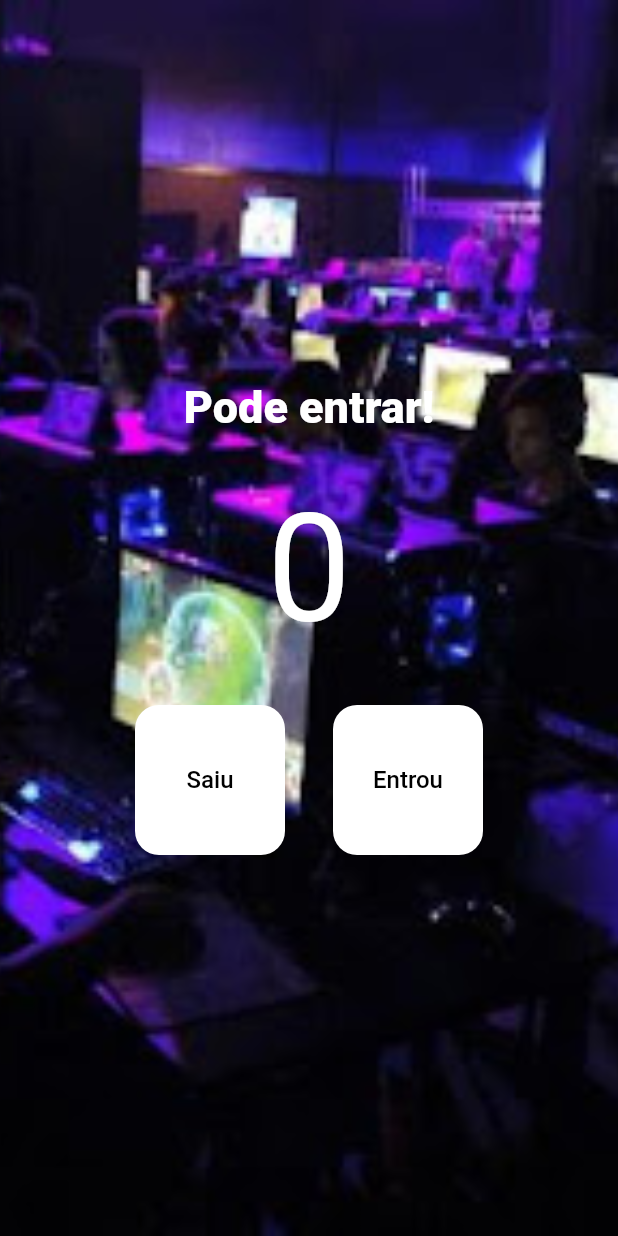
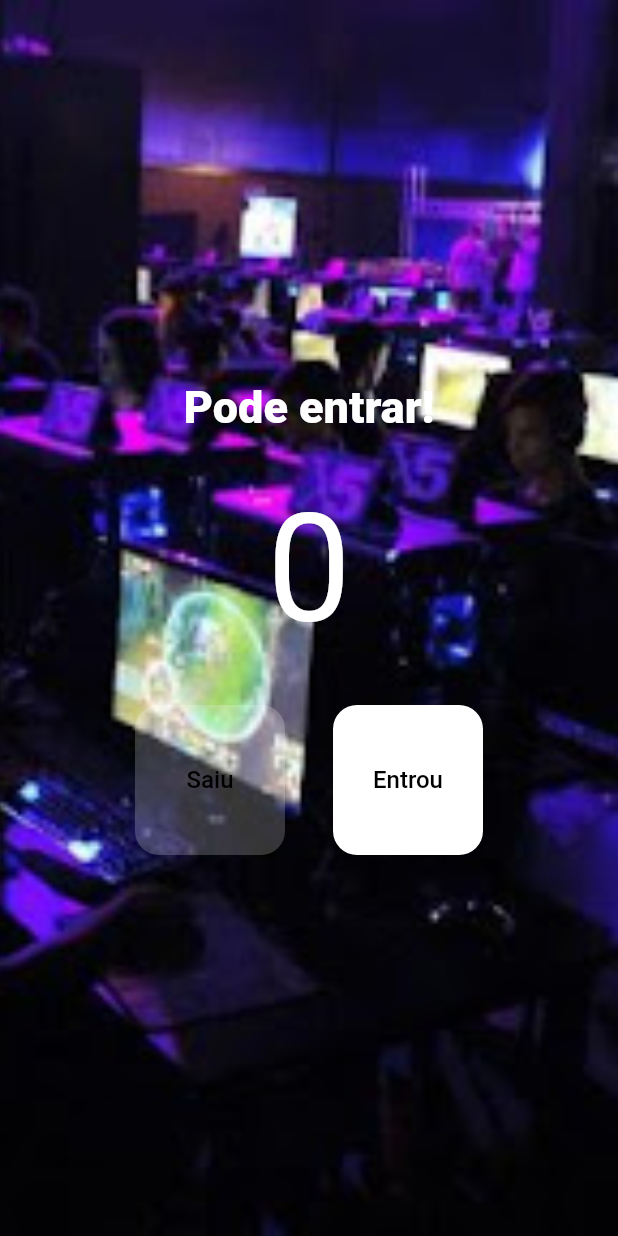
Before and after one commit to coimbrox/contadorFlutter, a Flutter app: the screen it shows after launch, on a phone screen of 412 x 824 dp. Run offline on Flutter 3.47's test engine with Material 2 defaults, Android fonts, the phone set to English and light mode, and no system bars.

Commit message:
Adaptando Botões de Acordo com a Contagem

```diff
--- a/lib/main.dart
+++ b/lib/main.dart
@@ -42,6 +42,9 @@ class _HomePageState extends State<HomePage> {
     print(count);
   }
 
+  bool get isEmpty => count == 0;
+  bool get isFull => count == 20;
+
   @override
   Widget build(BuildContext context) {
     return Scaffold(
@@ -55,7 +58,7 @@ class _HomePageState extends State<HomePage> {
             mainAxisAlignment: MainAxisAlignment.center,
             children: [
               Text(
-                "Pode entrar!",
+                isFull ? "Lotado" : "Pode entrar!",
                 style: TextStyle(
                     fontSize: 30,
                     color: Colors.white,
@@ -78,9 +81,11 @@ class _HomePageState extends State<HomePage> {
                 mainAxisAlignment: MainAxisAlignment.center,
                 children: [
                   TextButton(
-                      onPressed: decrement,
+                      onPressed: isEmpty ? null : decrement,
                       style: TextButton.styleFrom(
-                        backgroundColor: Colors.white,
+                        backgroundColor: isEmpty
+                            ? Colors.white.withOpacity(0.2)
+                            : Colors.white,
                         fixedSize: const Size(100, 100),
                         primary: Colors.black,
                         shape: RoundedRectangleBorder(
@@ -95,9 +100,11 @@ class _HomePageState extends State<HomePage> {
                     width: 32,
                   ),
                   TextButton(
-                      onPressed: increment,
+                      onPressed: isFull ? null : increment,
                       style: TextButton.styleFrom(
-                        backgroundColor: Colors.white,
+                        backgroundColor: isFull
+                            ? Colors.white.withOpacity(0.2)
+                            : Colors.white,
                         fixedSize: const Size(100, 100),
                         primary: Colors.black,
                         shape: RoundedRectangleBorder(
```
